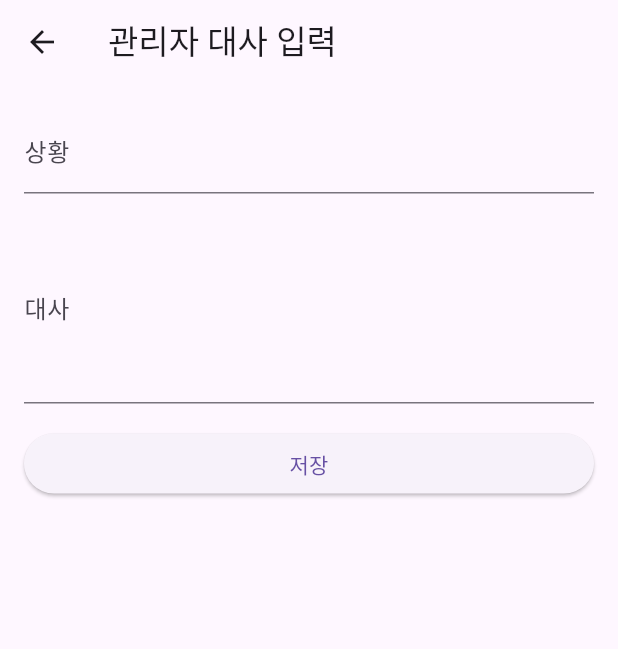
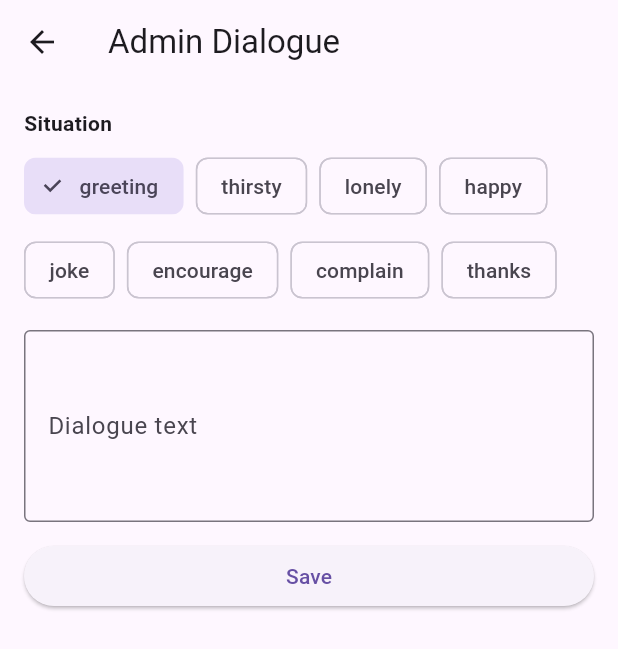
Before and after one commit to ggiggle74-bit/plantalk2, a Flutter app: the AdminDialogueScreen screen opened directly, on a phone screen of 412 x 824 dp. Shown: the top 649 px of the screen. Run offline on Flutter 3.47's test engine with Material 3 defaults, Android fonts, the light colour scheme and no system bars; our stand-ins replace image_picker, supabase_flutter; accounts and stored records are empty.

Commit message:
Improve admin dialogue mobile entry

```diff
--- a/lib/admin_dialogue_screen.dart
+++ b/lib/admin_dialogue_screen.dart
@@ -9,54 +9,73 @@ class AdminDialogueScreen extends StatefulWidget {
 }
 
 class _AdminDialogueScreenState extends State<AdminDialogueScreen> {
-  final TextEditingController _situationController = TextEditingController();
+  static const List<String> _situations = [
+    'greeting',
+    'thirsty',
+    'lonely',
+    'happy',
+    'joke',
+    'encourage',
+    'complain',
+    'thanks',
+  ];
+
   final TextEditingController _textController = TextEditingController();
+  final FocusNode _textFocusNode = FocusNode();
 
+  final List<Map<String, String>> _recentSaved = [];
+
+  String _selectedSituation = _situations.first;
   bool _isSaving = false;
   String _statusMessage = '';
 
   @override
   void dispose() {
-    _situationController.dispose();
     _textController.dispose();
+    _textFocusNode.dispose();
     super.dispose();
   }
 
   Future<void> _saveDialogue() async {
-    final situation = _situationController.text.trim();
     final text = _textController.text.trim();
 
-    if (situation.isEmpty || text.isEmpty) {
+    if (text.isEmpty) {
       setState(() {
-        _statusMessage = '상황과 대사를 모두 입력해주세요.';
+        _statusMessage = 'Enter dialogue text.';
       });
+      _textFocusNode.requestFocus();
       return;
     }
 
     setState(() {
       _isSaving = true;
-      _statusMessage = '저장 중...';
+      _statusMessage = 'Saving...';
     });
 
     try {
       await Supabase.instance.client.from('dialogues').insert({
-        'situation': situation,
+        'situation': _selectedSituation,
         'text': text,
       });
 
       if (!mounted) return;
 
-      _situationController.clear();
       _textController.clear();
 
       setState(() {
-        _statusMessage = '저장되었습니다.';
+        _statusMessage = 'Saved.';
+        _recentSaved.insert(0, {'situation': _selectedSituation, 'text': text});
+        if (_recentSaved.length > 5) {
+          _recentSaved.removeLast();
+        }
       });
+
+      _textFocusNode.requestFocus();
     } catch (error) {
       if (!mounted) return;
 
       setState(() {
-        _statusMessage = '저장 실패: $error';
+        _statusMessage = 'Save failed: $error';
       });
     } finally {
       if (mounted) {
@@ -70,36 +89,77 @@ class _AdminDialogueScreenState extends State<AdminDialogueScreen> {
   @override
   Widget build(BuildContext context) {
     return Scaffold(
-      appBar: AppBar(title: const Text('관리자 대사 입력')),
-      body: Padding(
+      appBar: AppBar(title: const Text('Admin Dialogue')),
+      body: SafeArea(
+        child: SingleChildScrollView(
           padding: const EdgeInsets.all(16),
           child: Column(
             crossAxisAlignment: CrossAxisAlignment.stretch,
             children: [
+              const Text(
+                'Situation',
+                style: TextStyle(fontWeight: FontWeight.bold),
+              ),
+              const SizedBox(height: 8),
+              Wrap(
+                spacing: 8,
+                runSpacing: 8,
+                children: _situations.map((situation) {
+                  return ChoiceChip(
+                    label: Text(situation),
+                    selected: _selectedSituation == situation,
+                    onSelected: _isSaving
+                        ? null
+                        : (selected) {
+                            if (!selected) return;
+                            setState(() {
+                              _selectedSituation = situation;
+                              _statusMessage = '';
+                            });
+                            _textFocusNode.requestFocus();
+                          },
+                  );
+                }).toList(),
+              ),
+              const SizedBox(height: 16),
               TextField(
-              controller: _situationController,
+                controller: _textController,
+                focusNode: _textFocusNode,
                 decoration: const InputDecoration(
-                labelText: '상황',
-                hintText: '예: 물 부족, 기분 좋음',
+                  labelText: 'Dialogue text',
+                  hintText: 'Enter Mugari dialogue.',
+                  border: OutlineInputBorder(),
                 ),
+                minLines: 4,
+                maxLines: 6,
+                textInputAction: TextInputAction.newline,
               ),
               const SizedBox(height: 12),
-            TextField(
-              controller: _textController,
-              decoration: const InputDecoration(
-                labelText: '대사',
-                hintText: '무가리가 할 말을 입력하세요.',
-              ),
-              maxLines: 4,
-            ),
-            const SizedBox(height: 16),
               ElevatedButton(
                 onPressed: _isSaving ? null : _saveDialogue,
-              child: Text(_isSaving ? '저장 중...' : '저장'),
+                child: Text(_isSaving ? 'Saving...' : 'Save'),
               ),
-            const SizedBox(height: 12),
+              const SizedBox(height: 8),
               Text(_statusMessage),
+              if (_recentSaved.isNotEmpty) ...[
+                const SizedBox(height: 20),
+                const Text(
+                  'Recent saved',
+                  style: TextStyle(fontWeight: FontWeight.bold),
+                ),
+                const SizedBox(height: 8),
+                ..._recentSaved.map((dialogue) {
+                  return Card(
+                    child: ListTile(
+                      dense: true,
+                      title: Text(dialogue['text'] ?? ''),
+                      subtitle: Text(dialogue['situation'] ?? ''),
+                    ),
+                  );
+                }),
               ],
+            ],
+          ),
         ),
       ),
     );
```
Lines whose indentation alone changed are shown as unchanged.
